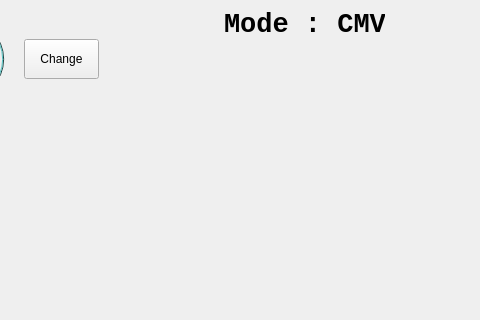
This is VentUI.ui in jibonaronno/Rhythm as Qt 5 draws it before an edit; both pictures show x 561 to 1041 and y 0 to 320 of the 1041 by 615 pixel window. The edited form follows.
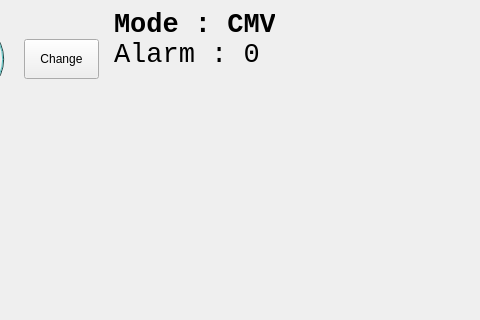
This is the edited form. The open tabs and pages were chosen to show the change.

Commit message: updates from rpi and small ui over bipap 02

Diff of the .ui file:
```diff
--- a/VentUI.ui
+++ b/VentUI.ui
@@ -910,7 +910,7 @@
              <widget class="QLabel" name="label">
               <property name="geometry">
                <rect>
-                <x>620</x>
+                <x>510</x>
                 <y>0</y>
                 <width>161</width>
                 <height>31</height>
@@ -947,6 +947,27 @@
                <string>Change</string>
               </property>
              </widget>
+             <widget class="QLabel" name="label_alarm">
+              <property name="geometry">
+               <rect>
+                <x>510</x>
+                <y>30</y>
+                <width>161</width>
+                <height>31</height>
+               </rect>
+              </property>
+              <property name="font">
+               <font>
+                <family>Consolas</family>
+                <pointsize>20</pointsize>
+                <weight>50</weight>
+                <bold>false</bold>
+               </font>
+              </property>
+              <property name="text">
+               <string>Alarm : 0</string>
+              </property>
+             </widget>
             </widget>
             <widget class="QWidget" name="page_2">
              <widget class="QDial" name="peakdial">
```
Left out of the diff: 2 changed lines with no effect on the pictures. The commit also changes 1 other file.
